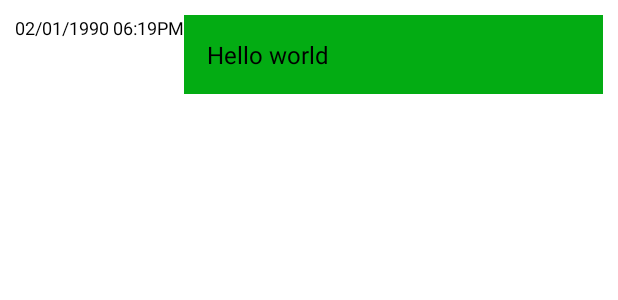
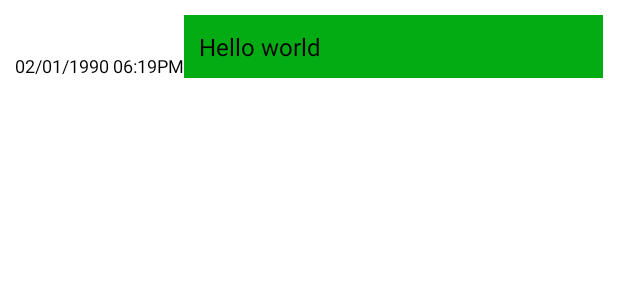
Before and after one commit to shelciajose/F23_3175_G9_WorkFlow, an Android app: the layout layout_row_chat_right.xml on its own in the app's theme, with its tools: preview values and no code run, on a phone screen of 412 x 824 dp. Shown: the top 300 px of the screen. Run offline under Robolectric (Android 15) with nearby library versions, the phone set to English and light mode, and no system bars.

Commit message:
Change design in chat

```diff
--- a/app/src/main/java/com/example/workflow/fragments/LeaveRequestFragment.java
+++ b/app/src/main/java/com/example/workflow/fragments/LeaveRequestFragment.java
@@ -89,6 +89,7 @@ public class LeaveRequestFragment extends Fragment {
         firebaseDatabase = FirebaseDatabase.getInstance();
         dbref = firebaseDatabase.getReference(KEY_USER);
         userId = firebaseAuth.getCurrentUser().getUid();
+        status = "";
 
         StrictMode.ThreadPolicy policy = new StrictMode.ThreadPolicy.Builder().permitAll().build();
         StrictMode.setThreadPolicy(policy);
--- a/app/src/main/res/layout/activity_chat.xml
+++ b/app/src/main/res/layout/activity_chat.xml
@@ -4,13 +4,14 @@
     xmlns:tools="http://schemas.android.com/tools"
     android:layout_width="wrap_content"
     android:layout_height="wrap_content"
+    android:backgroundTint="#638DFF"
     tools:context=".activities.ChatActivity">
 
     <androidx.appcompat.widget.Toolbar
         android:id="@+id/toolBarChat"
         android:layout_width="match_parent"
         android:layout_height="?android:attr/actionBarSize">
-<!--        android:theme="@style/ThemeOverlay.AppCompat.Dark.ActionBar">-->
+        <!--        android:theme="@style/ThemeOverlay.AppCompat.Dark.ActionBar">-->
 
         <LinearLayout
             android:layout_width="match_parent"
@@ -41,7 +42,8 @@
         android:layout_width="match_parent"
         android:layout_height="wrap_content"
         android:layout_above="@id/layoutMessageInput"
-        android:layout_below="@id/toolBarChat" />
+        android:layout_below="@id/toolBarChat"
+        android:background="#638DFF" />
 
     <LinearLayout
         android:id="@+id/layoutMessageInput"
--- a/app/src/main/res/layout/layout_row_chat_right.xml
+++ b/app/src/main/res/layout/layout_row_chat_right.xml
@@ -17,6 +17,7 @@
             android:id="@+id/txtViewTime"
             android:layout_width="wrap_content"
             android:layout_height="wrap_content"
+            android:layout_alignBottom="@id/txtViewMessage"
             android:text="@string/txtTimeRight"
             android:textSize="12sp" />
 
@@ -27,7 +28,7 @@
             android:layout_alignParentEnd="true"
             android:layout_toEndOf="@id/txtViewTime"
             android:background="@color/chat_right"
-            android:padding="15dp"
+            android:padding="10dp"
             android:text="@string/txtMessageRight"
             android:textColor="@color/chat_text"
             android:textSize="16sp" />
```
